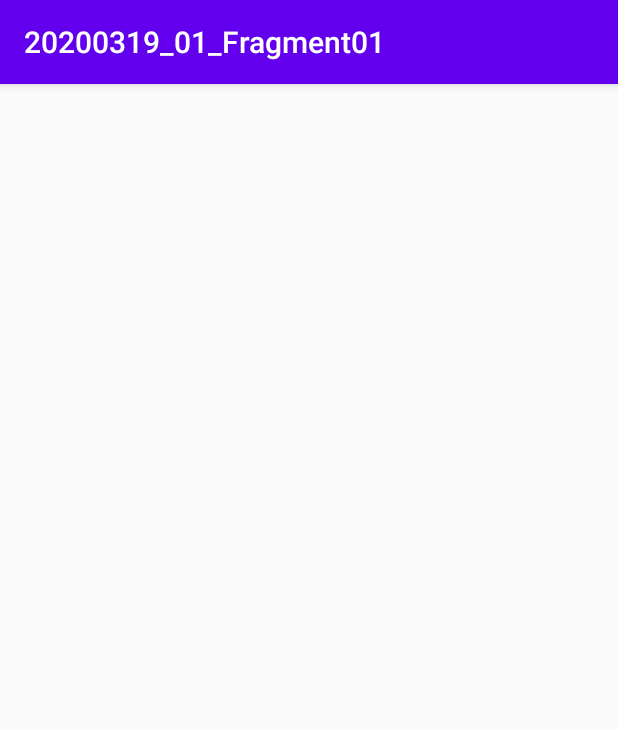
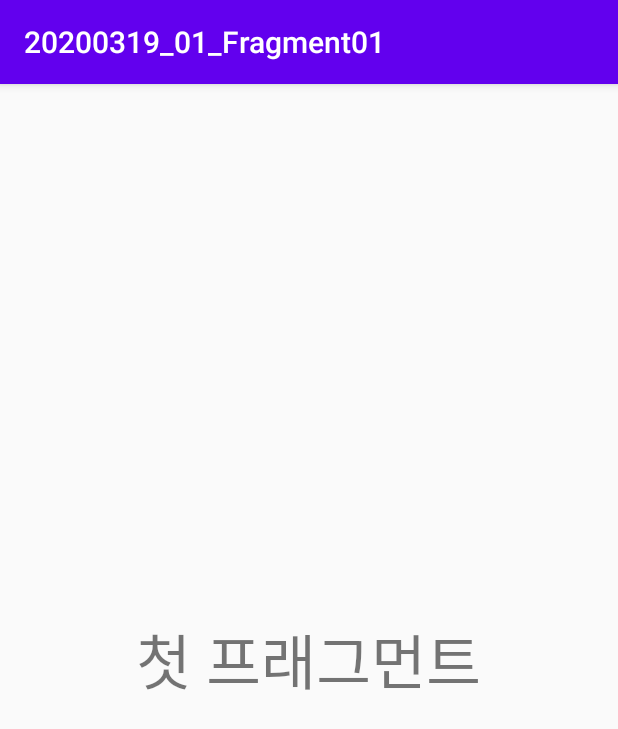
Before and after one commit to alonso14ss/20200319_01_Fragment01, an Android app: the screen it shows after launch (MainActivity), on a phone screen of 412 x 824 dp. Shown: the top 729 px of the screen. Run offline under Robolectric (Android 15) with nearby library versions, the phone set to English and light mode, and no system bars; our stand-ins replace data binding.

Commit message:
첫 프래그먼트를 생성해 보아따

```diff
--- /dev/null
+++ b/app/src/main/java/co/kr/tjoeun/helloworld/a20200319_01_fragment01/fragments/FirstFragment.java
@@ -0,0 +1,41 @@
+package co.kr.tjoeun.helloworld.a20200319_01_fragment01.fragments;
+
+import android.os.Bundle;
+import android.view.LayoutInflater;
+import android.view.View;
+import android.view.ViewGroup;
+
+import androidx.annotation.NonNull;
+import androidx.annotation.Nullable;
+import androidx.fragment.app.Fragment;
+
+import co.kr.tjoeun.helloworld.a20200319_01_fragment01.R;
+
+public class FirstFragment extends Fragment {
+
+    @Nullable
+    @Override
+    public View onCreateView(@NonNull LayoutInflater inflater, @Nullable ViewGroup container, @Nullable Bundle savedInstanceState) {
+        return inflater.inflate(R.layout.fragment_first, container, false);
+    }
+
+    @Override
+    public void onActivityCreated(@Nullable Bundle savedInstanceState) {
+        super.onActivityCreated(savedInstanceState);
+
+//        액티비티의 onCreate에 대응되는 메소드
+
+        setupEvents();
+        setupValues();
+    }
+
+    private void setupValues() {
+
+    }
+
+    void setupEvents(){
+
+
+    }
+
+}
--- a/app/src/main/res/layout/activity_main.xml
+++ b/app/src/main/res/layout/activity_main.xml
@@ -7,7 +7,14 @@
         xmlns:tools="http://schemas.android.com/tools"
         android:layout_width="match_parent"
         android:layout_height="match_parent"
-        tools:context=".MainActivity">
+        tools:context=".MainActivity"
+        android:orientation="vertical">
+
+        <fragment
+            android:id="@+id/firstFrag"
+            android:layout_width="match_parent"
+            android:layout_height="match_parent"
+            class="co.kr.tjoeun.helloworld.a20200319_01_fragment01.fragments.FirstFragment"/>
 
     </LinearLayout>
 
--- /dev/null
+++ b/app/src/main/res/layout/fragment_first.xml
@@ -0,0 +1,14 @@
+<?xml version="1.0" encoding="utf-8"?>
+<LinearLayout xmlns:android="http://schemas.android.com/apk/res/android"
+    android:layout_width="match_parent"
+    android:layout_height="match_parent"
+    android:orientation="vertical"
+    android:gravity="center">
+
+    <TextView
+        android:layout_width="wrap_content"
+        android:layout_height="wrap_content"
+        android:text="첫 프래그먼트"
+        android:textSize="40sp"/>
+
+</LinearLayout>
```
